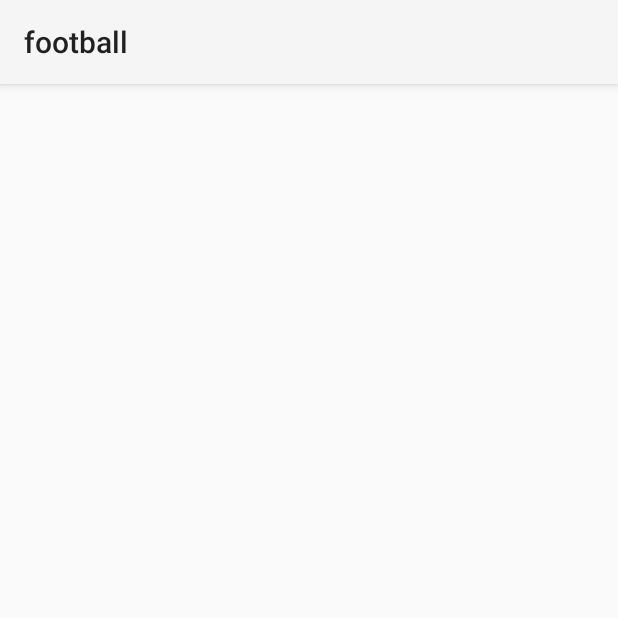
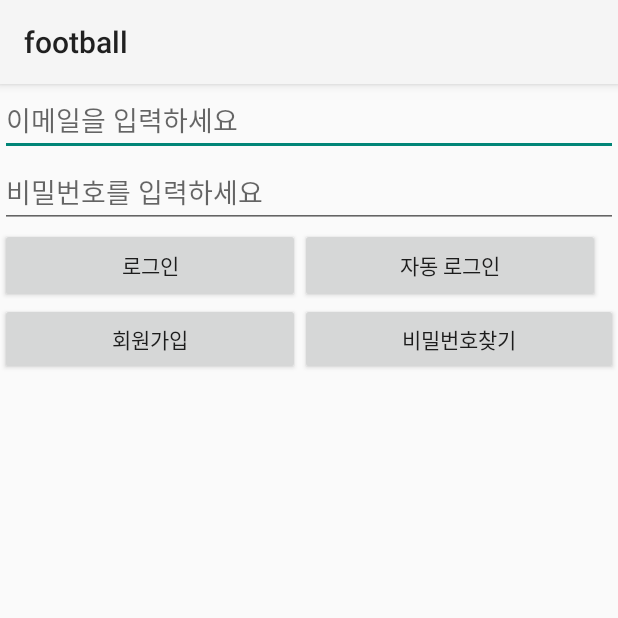
Before and after one commit to hwido/football, an Android app: the screen it shows after launch (MainActivity), on a phone screen of 412 x 824 dp, the top half of it. Run offline under Robolectric (Android 15) with nearby library versions, the phone set to English and light mode, and no system bars.

Commit message:
login page

```diff
--- a/app/src/main/res/layout/activity_main.xml
+++ b/app/src/main/res/layout/activity_main.xml
@@ -1,12 +1,64 @@
 <?xml version="1.0" encoding="utf-8"?>
-<androidx.constraintlayout.widget.ConstraintLayout
+<LinearLayout
     xmlns:android="http://schemas.android.com/apk/res/android"
     xmlns:app="http://schemas.android.com/apk/res-auto"
     xmlns:tools="http://schemas.android.com/tools"
     android:layout_width="match_parent"
     android:layout_height="match_parent"
-    tools:context=".MainActivity">
+    tools:context=".MainActivity"
+    android:orientation="vertical">
 
+    <EditText
+        android:id="@+id/emailArea"
+        android:hint="이메일을 입력하세요"
+        android:layout_width="match_parent"
+        android:layout_height="wrap_content"/>
 
+    <EditText
+        android:id="@+id/passwordArea"
+        android:hint="비밀번호를 입력하세요"
+        android:layout_width="match_parent"
+        android:layout_height="wrap_content"/>
 
-</androidx.constraintlayout.widget.ConstraintLayout>
+    <LinearLayout
+        android:layout_width="400dp"
+        android:layout_height="50dp"
+        android:weightSum="2">
+
+        <Button
+            android:id="@+id/loginBtn"
+            android:layout_width="40dp"
+            android:layout_height="50dp"
+            android:layout_weight="1"
+            android:text="로그인" />
+
+        <Button
+            android:id="@+id/autoLoginBtn"
+            android:layout_width="40dp"
+            android:layout_height="50dp"
+            android:layout_weight="1"
+            android:text="자동 로그인" />
+
+    </LinearLayout>
+
+    <LinearLayout
+        android:layout_width="match_parent"
+        android:layout_height="200dp"
+        android:weightSum="2">
+
+        <Button
+            android:id="@+id/joinBtn"
+            android:layout_width="wrap_content"
+            android:layout_height="wrap_content"
+            android:layout_weight="1"
+            android:text="회원가입" />
+
+        <Button
+            android:id="@+id/findPasswordBtn"
+            android:layout_width="wrap_content"
+            android:layout_height="wrap_content"
+            android:layout_weight="1"
+            android:text="비밀번호찾기" />
+    </LinearLayout>
+
+</LinearLayout>
```
